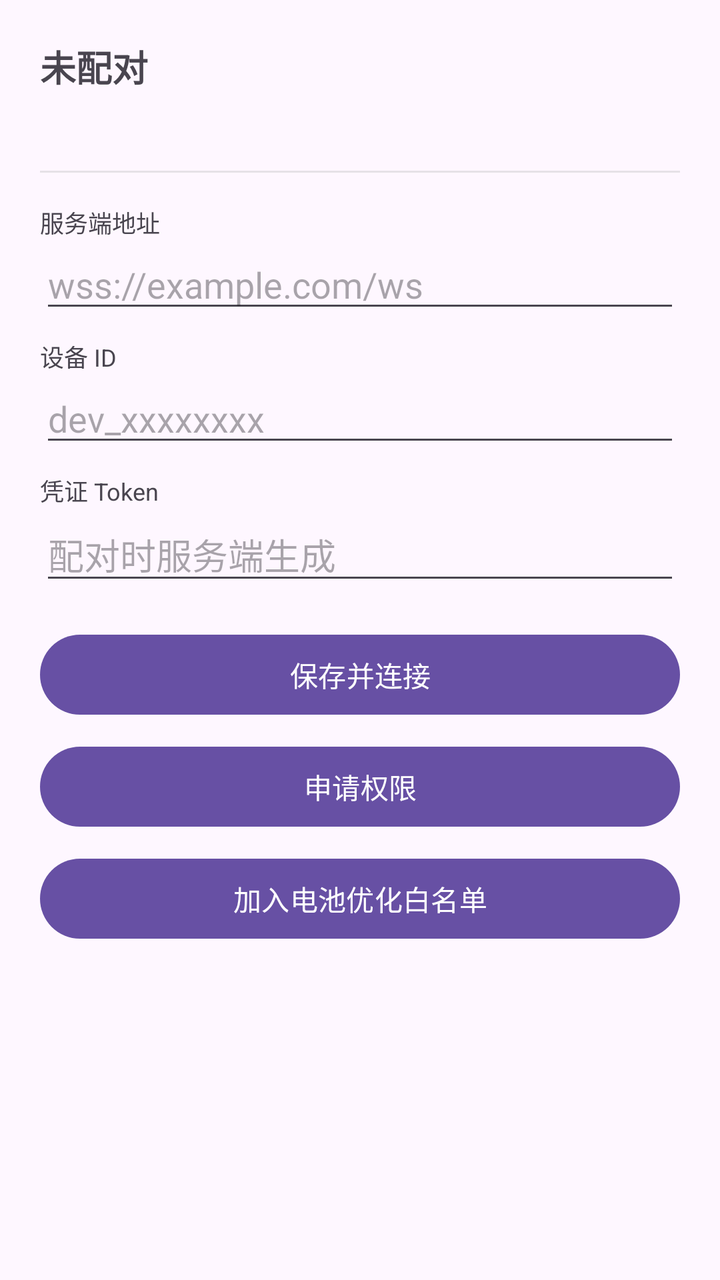
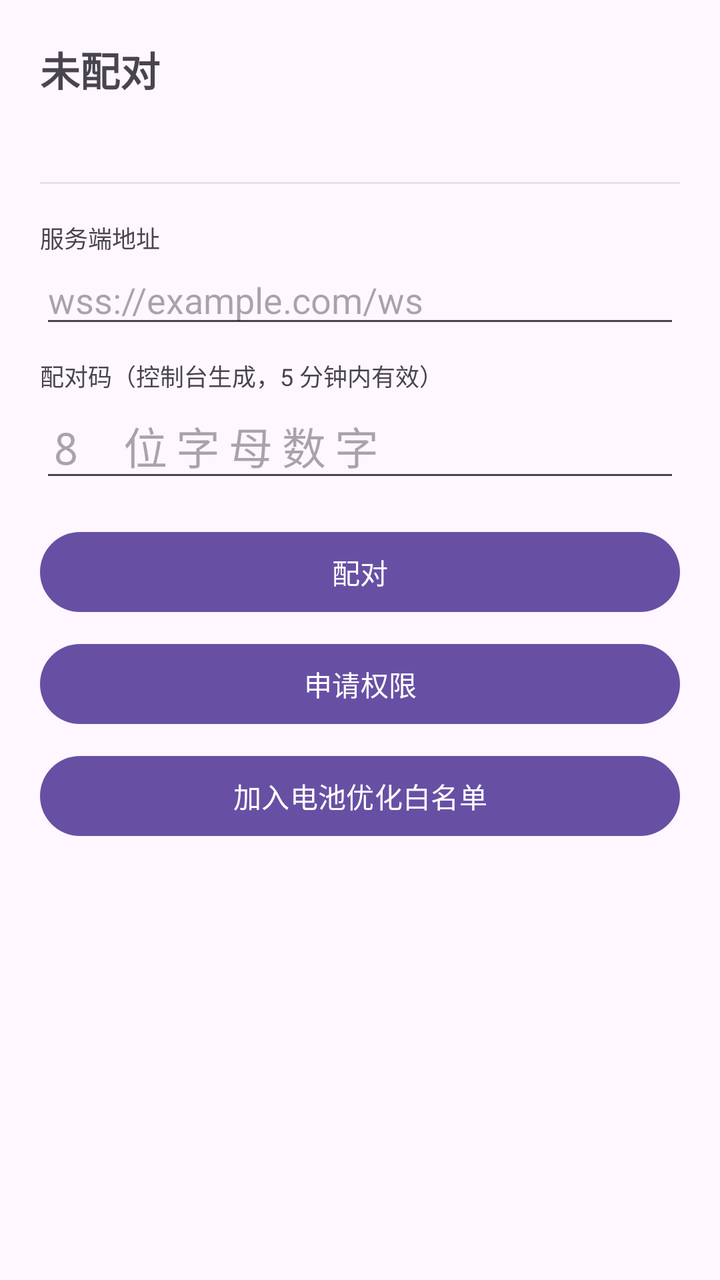

Before-and-after screenshots of an Android layout around one commit, followed by the original layout XML and the change that was made.
<!-- AndroidManifest.xml: application theme Theme.Agent -->
<!-- res/layout/activity_main.xml -->
<?xml version="1.0" encoding="utf-8"?>
<ScrollView xmlns:android="http://schemas.android.com/apk/res/android"
    android:layout_width="match_parent" android:layout_height="match_parent"
    android:padding="20dp">

    <LinearLayout
        android:layout_width="match_parent" android:layout_height="wrap_content"
        android:orientation="vertical">

        <TextView android:id="@+id/statusText"
            android:layout_width="match_parent" android:layout_height="wrap_content"
            android:textSize="18sp" android:textStyle="bold"
            android:paddingBottom="4dp" tools:ignore="MissingPrefix"
            xmlns:tools="http://schemas.android.com/tools"
            android:text="未配对" />

        <TextView android:id="@+id/detailText"
            android:layout_width="match_parent" android:layout_height="wrap_content"
            android:textSize="14sp" android:paddingBottom="16dp"
            android:fontFamily="monospace" android:text="" />

        <View android:layout_width="match_parent" android:layout_height="1dp"
            android:background="#33888888" android:layout_marginBottom="16dp" />

        <TextView android:layout_width="wrap_content" android:layout_height="wrap_content"
            android:text="服务端地址" android:textSize="12sp" />
        <EditText android:id="@+id/urlInput"
            android:layout_width="match_parent" android:layout_height="wrap_content"
            android:hint="wss://example.com/ws" android:inputType="textUri"
            android:autofillHints="" />

        <TextView android:layout_width="wrap_content" android:layout_height="wrap_content"
            android:text="设备 ID" android:textSize="12sp" android:paddingTop="8dp" />
        <EditText android:id="@+id/deviceInput"
            android:layout_width="match_parent" android:layout_height="wrap_content"
            android:hint="dev_xxxxxxxx" android:inputType="text" android:autofillHints="" />

        <TextView android:layout_width="wrap_content" android:layout_height="wrap_content"
            android:text="凭证 Token" android:textSize="12sp" android:paddingTop="8dp" />
        <EditText android:id="@+id/tokenInput"
            android:layout_width="match_parent" android:layout_height="wrap_content"
            android:hint="配对时服务端生成" android:inputType="textPassword"
            android:autofillHints="" />

        <Button android:id="@+id/saveButton"
            android:layout_width="match_parent" android:layout_height="wrap_content"
            android:layout_marginTop="16dp" android:text="保存并连接" />

        <Button android:id="@+id/permButton"
            android:layout_width="match_parent" android:layout_height="wrap_content"
            android:layout_marginTop="8dp" android:text="申请权限" />

        <Button android:id="@+id/batteryButton"
            android:layout_width="match_parent" android:layout_height="wrap_content"
            android:layout_marginTop="8dp" android:text="加入电池优化白名单" />

    </LinearLayout>
</ScrollView>
<!-- resources referenced by this layout -->
<resources>
  <style name="Theme.Agent" parent="Theme.Material3.DayNight.NoActionBar" />
</resources>

<!-- the commit's change to res/layout/activity_main.xml (unified diff, before → after) -->
@@ -9,42 +9,47 @@
 
         <TextView android:id="@+id/statusText"
             android:layout_width="match_parent" android:layout_height="wrap_content"
-            android:textSize="18sp" android:textStyle="bold"
-            android:paddingBottom="4dp" tools:ignore="MissingPrefix"
-            xmlns:tools="http://schemas.android.com/tools"
-            android:text="未配对" />
+            android:textSize="20sp" android:textStyle="bold"
+            android:paddingBottom="6dp" android:text="未配对" />
 
         <TextView android:id="@+id/detailText"
             android:layout_width="match_parent" android:layout_height="wrap_content"
-            android:textSize="14sp" android:paddingBottom="16dp"
+            android:textSize="13sp" android:paddingBottom="18dp"
             android:fontFamily="monospace" android:text="" />
 
         <View android:layout_width="match_parent" android:layout_height="1dp"
-            android:background="#33888888" android:layout_marginBottom="16dp" />
+            android:background="#33888888" android:layout_marginBottom="18dp" />
 
-        <TextView android:layout_width="wrap_content" android:layout_height="wrap_content"
-            android:text="服务端地址" android:textSize="12sp" />
-        <EditText android:id="@+id/urlInput"
+        <LinearLayout android:id="@+id/pairingBox"
             android:layout_width="match_parent" android:layout_height="wrap_content"
-            android:hint="wss://example.com/ws" android:inputType="textUri"
-            android:autofillHints="" />
+            android:orientation="vertical">
 
-        <TextView android:layout_width="wrap_content" android:layout_height="wrap_content"
-            android:text="设备 ID" android:textSize="12sp" android:paddingTop="8dp" />
-        <EditText android:id="@+id/deviceInput"
+            <TextView android:layout_width="wrap_content" android:layout_height="wrap_content"
+                android:text="服务端地址" android:textSize="12sp" />
+            <EditText android:id="@+id/urlInput"
+                android:layout_width="match_parent" android:layout_height="wrap_content"
+                android:hint="wss://example.com/ws" android:inputType="textUri"
+                android:autofillHints="" />
+
+            <TextView android:layout_width="wrap_content" android:layout_height="wrap_content"
+                android:text="配对码（控制台生成，5 分钟内有效）"
+                android:textSize="12sp" android:paddingTop="10dp" />
+            <EditText android:id="@+id/codeInput"
+                android:layout_width="match_parent" android:layout_height="wrap_content"
+                android:hint="8 位字母数字" android:inputType="textCapCharacters"
+                android:maxLength="8" android:textSize="22sp"
+                android:fontFamily="monospace" android:letterSpacing="0.2"
+                android:autofillHints="" />
+
+            <Button android:id="@+id/pairButton"
+                android:layout_width="match_parent" android:layout_height="wrap_content"
+                android:layout_marginTop="16dp" android:text="配对" />
+        </LinearLayout>
+
+        <Button android:id="@+id/unpairButton"
             android:layout_width="match_parent" android:layout_height="wrap_content"
-            android:hint="dev_xxxxxxxx" android:inputType="text" android:autofillHints="" />
-
-        <TextView android:layout_width="wrap_content" android:layout_height="wrap_content"
-            android:text="凭证 Token" android:textSize="12sp" android:paddingTop="8dp" />
-        <EditText android:id="@+id/tokenInput"
-            android:layout_width="match_parent" android:layout_height="wrap_content"
-            android:hint="配对时服务端生成" android:inputType="textPassword"
-            android:autofillHints="" />
-
-        <Button android:id="@+id/saveButton"
-            android:layout_width="match_parent" android:layout_height="wrap_content"
-            android:layout_marginTop="16dp" android:text="保存并连接" />
+            android:layout_marginTop="8dp" android:text="解除配对"
+            android:visibility="gone" />
 
         <Button android:id="@+id/permButton"
             android:layout_width="match_parent" android:layout_height="wrap_content"
